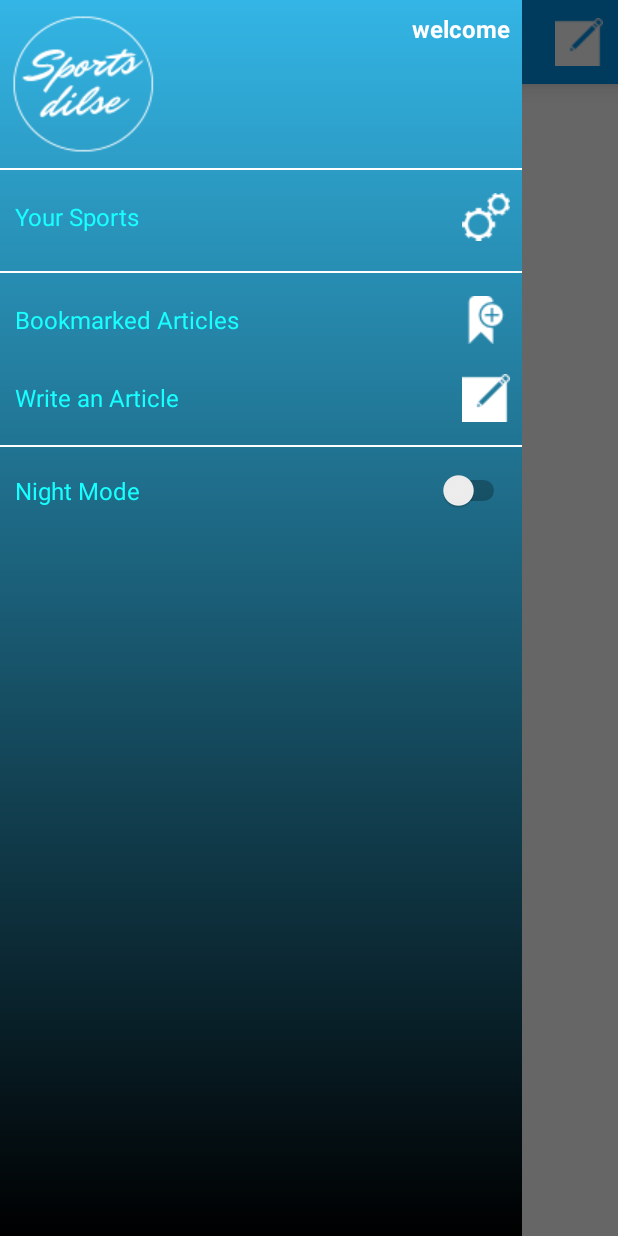
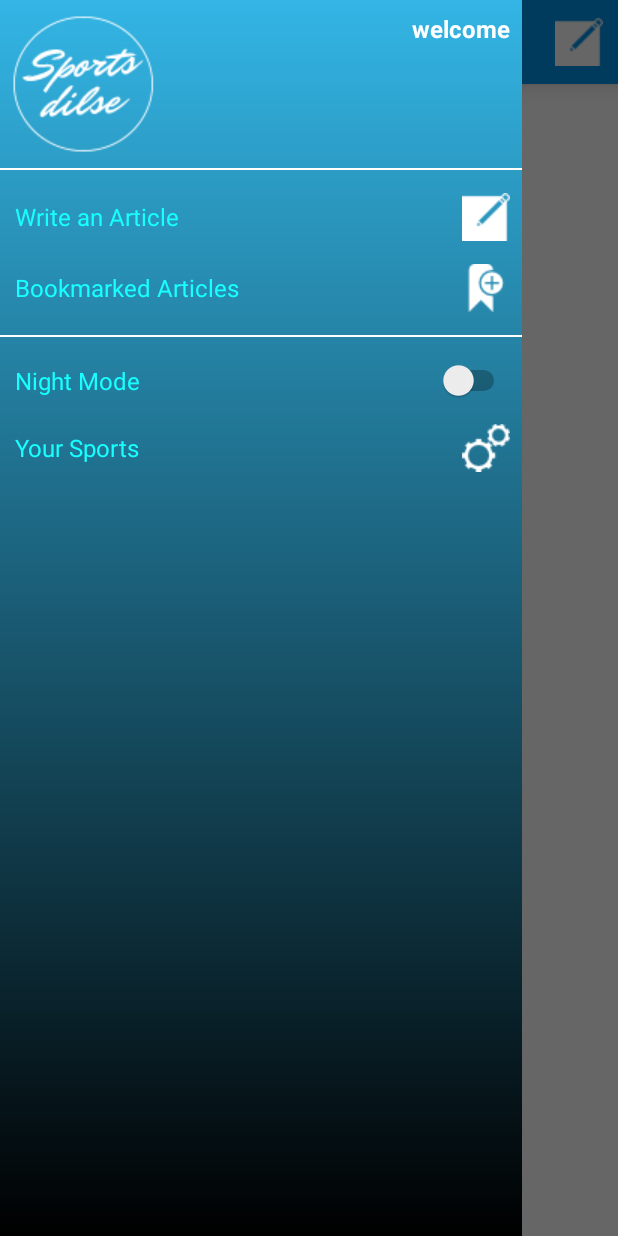
Before and after one commit to come4ranirban/SportsDilSe, an Android app: the screen it shows after launch (MainActivity), with the side drawer open, on a phone screen of 412 x 824 dp. Run offline under Robolectric (Android 15) with nearby library versions, the phone set to English and light mode, and no system bars; our stand-ins replace AdMob, Firebase (no records; nobody signed in at launch, a user with empty details on screens opened directly); libraries missing offline, so code that uses them is left out: com.facebook.drawee; 1 statement that could not run was skipped.

Commit message:
AddMob Included

```diff
--- a/app/src/main/AndroidManifest.xml
+++ b/app/src/main/AndroidManifest.xml
@@ -4,6 +4,7 @@
 
     <uses-permission android:name="android.permission.INTERNET"></uses-permission>
     <uses-permission android:name="android.permission.ACCESS_NETWORK_STATE"></uses-permission>
+    <uses-permission android:name="android.permission.READ_PHONE_STATE"></uses-permission>
 
     <application
         android:allowBackup="true"
--- a/app/src/main/java/com/example/asarka1x/sportsdilse/Articls.java
+++ b/app/src/main/java/com/example/asarka1x/sportsdilse/Articls.java
@@ -94,6 +94,10 @@ public class Articls extends Fragment{
     @Override
     public void onResume() {
         super.onResume();
+
+        if(MainActivity.mAdView!=null)
+            MainActivity.mAdView.setVisibility(View.VISIBLE);
+
         h= new Handler();
 
         if(pvisibility==true)
@@ -126,7 +130,6 @@ public class Articls extends Fragment{
         super.onPause();
         if(MainActivity.mAdView!=null)
             MainActivity.mAdView.setVisibility(View.GONE);
-
     }
 
     @Override
--- a/app/src/main/java/com/example/asarka1x/sportsdilse/Const.java
+++ b/app/src/main/java/com/example/asarka1x/sportsdilse/Const.java
@@ -18,6 +18,7 @@ public class Const {
     static String news=null;
     static boolean nightmode,starttempid, internet;
     static int newsCount=0;
+    static boolean phone_state_permission;
     static boolean allSports,cricket,football,tennis,badminton,formula1,hockey,trackfield,other,setadapter,showadapter;
     static ArrayList<String> uid= new ArrayList<>();
     static ArrayList<String> newsid= new ArrayList<>();
--- a/app/src/main/java/com/example/asarka1x/sportsdilse/MainActivity.java
+++ b/app/src/main/java/com/example/asarka1x/sportsdilse/MainActivity.java
@@ -7,17 +7,20 @@ import android.content.ContentValues;
 import android.content.Context;
 import android.content.Intent;
 import android.content.IntentFilter;
+import android.content.pm.PackageManager;
 import android.database.Cursor;
 import android.database.sqlite.SQLiteDatabase;
 import android.database.sqlite.SQLiteException;
 import android.graphics.Color;
 import android.os.AsyncTask;
+import android.os.Build;
 import android.os.CountDownTimer;
 import android.os.Handler;
 import android.support.annotation.NonNull;
 import android.support.annotation.Nullable;
 import android.support.design.widget.NavigationView;
 import android.support.design.widget.TabLayout;
+import android.support.v4.app.ActivityCompat;
 import android.support.v4.app.FragmentTransaction;
 import android.support.v4.view.PagerAdapter;
 import android.support.v4.view.ViewPager;
@@ -26,6 +29,7 @@ import android.support.v7.app.ActionBarDrawerToggle;
 import android.support.v7.app.AppCompatActivity;
 import android.os.Bundle;
 import android.support.v7.widget.Toolbar;
+import android.telephony.TelephonyManager;
 import android.view.MenuItem;
 import android.view.View;
 import android.widget.FrameLayout;
@@ -34,16 +38,22 @@ import android.widget.TextView;
 import android.widget.Toast;
 
 import com.facebook.drawee.backends.pipeline.Fresco;
+import com.google.android.gms.ads.AdListener;
 import com.google.android.gms.ads.AdRequest;
 import com.google.android.gms.ads.AdView;
 import com.google.android.gms.ads.InterstitialAd;
 import com.google.android.gms.ads.MobileAds;
+import com.google.firebase.database.DatabaseReference;
+import com.google.firebase.database.FirebaseDatabase;
+
 
 import org.json.JSONException;
 
 import java.net.MalformedURLException;
+import java.util.Random;
 import java.util.Stack;
 
+import in.technomenia.user.sportsdilse.Manifest;
 import in.technomenia.user.sportsdilse.R;
 
 public class MainActivity extends AppCompatActivity {
@@ -95,6 +105,9 @@ public class MainActivity extends AppCompatActivity {
                     "hockey integer default 0, track integer default 0, other integer default 0, nightmode integer default 0)");
 
             db.execSQL("CREATE TABLE IF NOT EXISTS BOOKMARKED(ID number, HEADLINE varchar(200), AUTHOR varchar(30), DATE varchar(18), CONTENT varchar(1500), IMAGE BLOB NOT NULL)");
+
+            //create unique id for user in firebase database
+            db.execSQL("CREATE TABLE IF NOT EXISTS VIEWS(UID number, POSTID number)");
 
             ContentValues values= new ContentValues();
             values.put("cricket", 1);
@@ -152,6 +165,13 @@ public class MainActivity extends AppCompatActivity {
     }
 
 
+    @Override
+    public void onRequestPermissionsResult(int requestCode, @NonNull String[] permissions, @NonNull int[] grantResults) {
+        super.onRequestPermissionsResult(requestCode, permissions, grantResults);
+        if(requestCode==1){
+            Const.phone_state_permission = grantResults[0] == PackageManager.PERMISSION_GRANTED;
+        }
+    }
 
     @Override
     protected void onCreate(Bundle savedInstanceState) {
@@ -170,6 +190,17 @@ public class MainActivity extends AppCompatActivity {
 
 
         db= openOrCreateDatabase("SPORTSDILSE", Context.MODE_PRIVATE, null);
+
+        if (Build.VERSION.SDK_INT >= Build.VERSION_CODES.M){
+            if(ActivityCompat.checkSelfPermission(this, android.Manifest.permission.READ_PHONE_STATE)!= PackageManager.PERMISSION_GRANTED){
+                requestPermissions(new String[]{android.Manifest.permission.READ_PHONE_STATE},1);
+            }else{
+                Const.phone_state_permission=true;
+            }
+        }else {
+            Const.phone_state_permission=true;
+        }
+
 
         //initialize all settings
         try {
@@ -309,7 +340,17 @@ public class MainActivity extends AppCompatActivity {
             connecth.removeCallbacks(connectrun);
             connecth=null;
         }
+
         unregisterReceiver(connectivity);
+
+        mAdView.setAdListener(new AdListener(){
+            @Override
+            public void onAdLeftApplication() {
+                super.onAdLeftApplication();
+                mAdView.destroy();
+            }
+        });
+
         Articls.savedstate=null;
         MainActivity.activity.finish();
     }
--- a/app/src/main/res/layout/navigationfragment.xml
+++ b/app/src/main/res/layout/navigationfragment.xml
@@ -4,6 +4,17 @@
     android:layout_height="match_parent"
     android:background="@drawable/reverseimagegradient"
     android:orientation="vertical">
+
+    <ScrollView
+        android:layout_width="match_parent"
+        android:layout_height="0dp"
+        android:layout_weight="1">
+
+        <LinearLayout
+            android:layout_width="match_parent"
+            android:layout_height="match_parent"
+            android:orientation="vertical">
+
 
             <LinearLayout
                 android:layout_width="match_parent"
@@ -46,16 +57,120 @@
                 android:layout_height="1dp"
                 android:background="#FFFFFF"/>
 
+            <!-- WRITE AN ARTICLE-->
+            <LinearLayout
+                android:id="@+id/wrt"
+                android:layout_width="match_parent"
+                android:layout_height="wrap_content"
+                android:layout_marginTop="15dp"
+                android:clickable="true"
+                android:orientation="horizontal">
 
-    <ScrollView
-        android:layout_width="match_parent"
-        android:layout_height="0dp"
-        android:layout_weight="1">
+                <TextView
+                    android:layout_width="wrap_content"
+                    android:layout_height="wrap_content"
+                    android:layout_gravity="center"
+                    android:layout_marginLeft="10dp"
+                    android:clickable="true"
+                    android:text="Write an Article"
+                    android:textColor="@color/navitext"
+                    android:textSize="16sp" />
 
                 <LinearLayout
+                    android:layout_width="0dp"
+                    android:layout_height="match_parent"
+                    android:layout_weight="1">
+                </LinearLayout>
+
+                <ImageView
+                    android:layout_width="wrap_content"
+                    android:layout_height="wrap_content"
+                    android:layout_gravity="center"
+                    android:clickable="true"
+                    android:src="@drawable/edit"
+                    />
+
+                <LinearLayout
+                    android:layout_width="8dp"
+                    android:layout_height="match_parent">
+                </LinearLayout>
+            </LinearLayout>
+
+            <!--BOOKMARK-->
+            <LinearLayout
+                android:id="@+id/bookmarks"
                 android:layout_width="match_parent"
+                android:layout_height="wrap_content"
+                android:layout_marginTop="15dp"
+                android:clickable="true"
+                android:orientation="horizontal">
+
+                <TextView
+                    android:layout_width="wrap_content"
+                    android:layout_height="wrap_content"
+                    android:layout_gravity="center"
+                    android:layout_marginLeft="10dp"
+                    android:text="Bookmarked Articles"
+                    android:textColor="@color/navitext"
+                    android:textSize="16sp"
+                    />
+
+                <LinearLayout
+                    android:layout_width="0dp"
                     android:layout_height="match_parent"
-            android:orientation="vertical">
+                    android:layout_weight="1">
+                </LinearLayout>
+
+                <ImageView
+                    android:layout_width="wrap_content"
+                    android:layout_height="wrap_content"
+                    android:layout_gravity="center"
+                    android:src="@drawable/bookmarkadded"/>
+
+                <LinearLayout
+                    android:layout_width="8dp"
+                    android:layout_height="match_parent">
+                </LinearLayout>
+            </LinearLayout>
+
+            <View
+                android:layout_width="match_parent"
+                android:layout_height="1dp"
+                android:layout_marginTop="15dp"
+                android:background="#FFFFFF"/>
+
+            <!--Night Mode-->
+            <LinearLayout
+                android:layout_width="match_parent"
+                android:layout_height="wrap_content"
+                android:layout_marginTop="15dp">
+
+                <TextView
+                    android:layout_width="wrap_content"
+                    android:layout_height="wrap_content"
+                    android:layout_gravity="center"
+                    android:layout_marginLeft="10dp"
+                    android:clickable="true"
+                    android:text="Night Mode"
+                    android:textColor="@color/navitext"
+                    android:textSize="16sp" />
+
+                <View
+                    android:layout_width="0dp"
+                    android:layout_height="match_parent"
+                    android:layout_weight="1">
+                </View>
+
+                <Switch
+                    android:id="@+id/nightswitch"
+                    android:layout_width="wrap_content"
+                    android:layout_height="wrap_content"/>
+
+                <View
+                    android:layout_width="8dp"
+                    android:layout_height="match_parent">
+                </View>
+            </LinearLayout>
 
             <!-- YOUR SPORTS-->
             <LinearLayout
@@ -114,130 +229,6 @@
                     android:layout_weight="8">
                 </android.support.v7.widget.RecyclerView>
             </LinearLayout>
-
-            <View
-                android:layout_width="match_parent"
-                android:layout_height="1dp"
-                android:layout_marginTop="8dp"
-                android:background="#FFFFFF"/>
-
-            <!--BOOKMARK-->
-            <LinearLayout
-                android:id="@+id/bookmarks"
-                android:layout_width="match_parent"
-                android:layout_height="wrap_content"
-                android:layout_marginTop="15dp"
-                android:clickable="true"
-                android:orientation="horizontal">
-
-                <TextView
-                    android:layout_width="wrap_content"
-                    android:layout_height="wrap_content"
-                    android:layout_gravity="center"
-                    android:layout_marginLeft="10dp"
-                    android:text="Bookmarked Articles"
-                    android:textColor="@color/navitext"
-                    android:textSize="16sp"
-                    />
-
-                <LinearLayout
-                    android:layout_width="0dp"
-                    android:layout_height="match_parent"
-                    android:layout_weight="1">
-                </LinearLayout>
-
-                <ImageView
-                    android:layout_width="wrap_content"
-                    android:layout_height="wrap_content"
-                    android:layout_gravity="center"
-                    android:src="@drawable/bookmarkadded"/>
-
-                <LinearLayout
-                    android:layout_width="8dp"
-                    android:layout_height="match_parent">
-                </LinearLayout>
-            </LinearLayout>
-
-
-            <!-- WRITE AN ARTICLE-->
-            <LinearLayout
-                android:id="@+id/wrt"
-                android:layout_width="match_parent"
-                android:layout_height="wrap_content"
-                android:layout_marginTop="20dp"
-                android:clickable="true"
-                android:orientation="horizontal">
-
-                <TextView
-                    android:layout_width="wrap_content"
-                    android:layout_height="wrap_content"
-                    android:layout_gravity="center"
-                    android:layout_marginLeft="10dp"
-                    android:clickable="true"
-                    android:text="Write an Article"
-                    android:textColor="@color/navitext"
-                    android:textSize="16sp" />
-
-                <LinearLayout
-                    android:layout_width="0dp"
-                    android:layout_height="wrap_content"
-                    android:layout_weight="1">
-                </LinearLayout>
-
-                <ImageView
-                    android:layout_width="wrap_content"
-                    android:layout_height="wrap_content"
-                    android:layout_gravity="center"
-                    android:clickable="true"
-                    android:src="@drawable/edit"
-                    />
-
-                <LinearLayout
-                    android:layout_width="8dp"
-                    android:layout_height="match_parent">
-                </LinearLayout>
-            </LinearLayout>
-
-            <View
-                android:layout_width="match_parent"
-                android:layout_height="1dp"
-                android:layout_marginTop="15dp"
-                android:background="#FFFFFF"/>
-
-            <!--Night Mode-->
-            <LinearLayout
-                android:layout_width="match_parent"
-                android:layout_height="wrap_content"
-                android:layout_marginTop="15dp">
-
-                <TextView
-                    android:layout_width="wrap_content"
-                    android:layout_height="wrap_content"
-                    android:layout_gravity="center"
-                    android:layout_marginLeft="10dp"
-                    android:clickable="true"
-                    android:text="Night Mode"
-                    android:textColor="@color/navitext"
-                    android:textSize="16sp" />
-
-                <View
-                    android:layout_width="0dp"
-                    android:layout_height="match_parent"
-                    android:layout_weight="1">
-                </View>
-
-                <Switch
-                    android:id="@+id/nightswitch"
-                    android:layout_width="wrap_content"
-                    android:layout_height="wrap_content"/>
-
-                <View
-                    android:layout_width="8dp"
-                    android:layout_height="match_parent">
-                </View>
-            </LinearLayout>
-
-
         </LinearLayout>
     </ScrollView>
 
--- a/app/src/main/res/layout/selectedsports.xml
+++ b/app/src/main/res/layout/selectedsports.xml
@@ -1,6 +1,8 @@
 <?xml version="1.0" encoding="utf-8"?>
 <LinearLayout xmlns:android="http://schemas.android.com/apk/res/android"
-    android:layout_width="match_parent" android:layout_height="wrap_content"
+    android:id="@+id/sportsclick" android:layout_width="match_parent"
+    android:layout_height="wrap_content"
+    android:clickable="true"
     android:orientation="vertical">
 
     <LinearLayout
--- a/build.gradle
+++ b/build.gradle
@@ -9,6 +9,7 @@ buildscript {
 
         // NOTE: Do not place your application dependencies here; they belong
         // in the individual module build.gradle files
+        classpath 'com.google.gms:google-services:3.0.0'
     }
 }
 
```
Also changed, not shown: app/build.gradle (+10 -4 lines), app/src/main/java/com/example/asarka1x/sportsdilse/ArticleDetails.java (+48 -1 lines), app/src/main/java/com/example/asarka1x/sportsdilse/GetArticles.java (+9 -2 lines), app/src/main/java/com/example/asarka1x/sportsdilse/SelectedSportsAdapter.java (+19 -1 lines), app/src/main/java/com/example/asarka1x/sportsdilse/WriteArticle.java (+45 -26 lines), app/src/main/res/layout/writearticle.xml (+40 -33 lines), app/src/main/res/drawable/burn.png (added), app/src/main/res/drawable/icon.png (added), app/src/main/res/drawable/rotation.png (added), app/src/main/res/drawable/send.png, app/src/main/res/drawable/sendmsg.png (added), app/src/main/res/drawable/tabs.png (added), 1 other file. Lines whose indentation alone changed are shown as unchanged.
